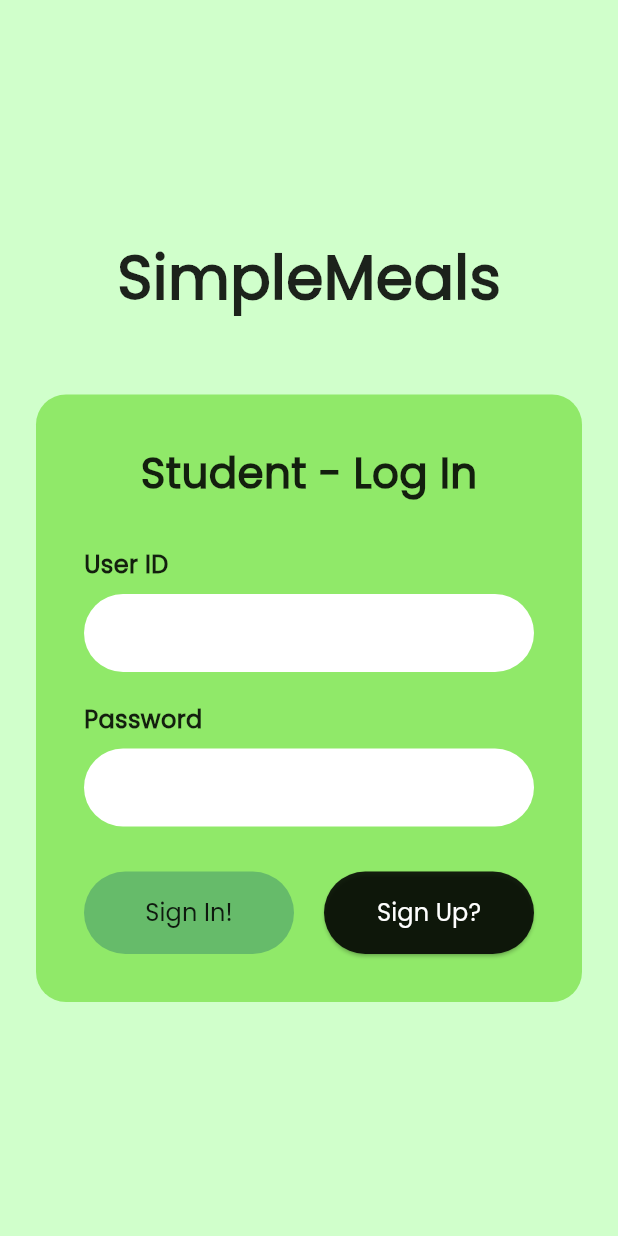
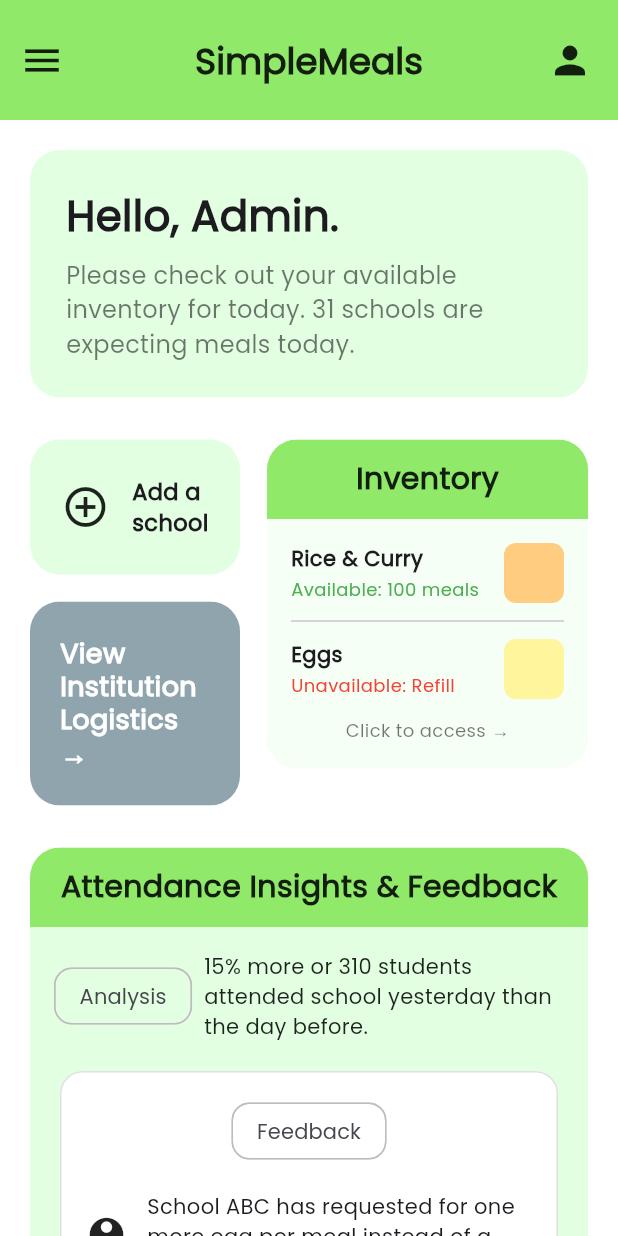
Before and after one commit to 4242x/simplemeals, a Flutter app: the screen it shows after launch, on a phone screen of 412 x 824 dp. Run offline on Flutter 3.47's test engine with Material 3 defaults, Android fonts, the phone set to English and light mode, and no system bars.

Commit message:
added Admin Dashboard

```diff
--- a/lib/main.dart
+++ b/lib/main.dart
@@ -1,4 +1,5 @@
 import 'package:flutter/material.dart';
+import 'package:simplemeals/screens/admin_dashboard.dart';
 import 'package:simplemeals/screens/login_screen.dart';
 
 void main() {
@@ -18,7 +19,7 @@
         fontFamily: 'Poppins',
         useMaterial3: true
       ),
-      home: const LoginScreen(),
+      home: const AdminDashboard(),
     );
   }
 }
--- /dev/null
+++ b/lib/screens/admin_dashboard.dart
@@ -0,0 +1,322 @@
+import 'package:flutter/material.dart';
+
+class AdminDashboard extends StatelessWidget {
+  const AdminDashboard({super.key});
+
+  @override
+  Widget build(BuildContext context) {
+    const newColor = Color.fromARGB(255, 226, 255, 226);
+
+    return Scaffold(
+      backgroundColor: const Color.fromARGB(255, 255, 255, 255),
+      appBar: AppBar(
+        backgroundColor: const Color(0xFF90E969),
+        elevation: 0,
+        toolbarHeight: 80,
+        leading: IconButton(
+          icon: const Icon(Icons.menu, color: Colors.black87, size: 30),
+          onPressed: () {},
+        ),
+        title: Center(
+          child: const Text(
+            'SimpleMeals',
+            style: TextStyle(
+              fontSize: 24,
+              fontWeight: FontWeight.bold,
+              color: Colors.black87,
+            ),
+          ),
+        ),
+        actions: [
+          IconButton(
+            icon: const Icon(Icons.person, color: Colors.black87, size: 30),
+            onPressed: () {},
+          ),
+          const SizedBox(width: 8),
+        ],
+      ),
+      body: ListView(
+        padding: const EdgeInsets.all(16.0),
+        children: [
+          _buildWelcomeCard(newColor),
+          const SizedBox(height: 20),
+          _buildTopSection(newColor),
+          const SizedBox(height: 20),
+          _buildInsightsAndFeedbackCard(),
+        ],
+      ),
+    );
+  }
+
+  Widget _buildWelcomeCard(Color cardColor) {
+    return Card(
+      color: cardColor,
+      elevation: 0,
+      shape: RoundedRectangleBorder(borderRadius: BorderRadius.circular(20)),
+      child: const Padding(
+        padding: EdgeInsets.all(24.0),
+        child: Column(
+          crossAxisAlignment: CrossAxisAlignment.start,
+          children: [
+            Text(
+              'Hello, Admin.',
+              style: TextStyle(fontSize: 28, fontWeight: FontWeight.bold),
+            ),
+            SizedBox(height: 8),
+            Text(
+              'Please check out your available inventory for today. 31 schools are expecting meals today.',
+              style: TextStyle(fontSize: 16, color: Colors.black54),
+            ),
+          ],
+        ),
+      ),
+    );
+  }
+
+  Widget _buildTopSection(Color cardColor) {
+    return Row(
+      crossAxisAlignment: CrossAxisAlignment.start,
+      children: [
+        Expanded(
+          flex: 2,
+          child: Column(
+            children: [
+              _buildAddSchoolCard(cardColor),
+              const SizedBox(height: 10),
+              _buildLogisticsCard(),
+            ],
+          ),
+        ),
+        const SizedBox(width: 10),
+        Expanded(
+          flex: 3,
+          child: _buildInventoryCard(),
+        ),
+      ],
+    );
+  }
+
+  Widget _buildAddSchoolCard(Color cardColor) {
+    return Card(
+      color: cardColor,
+      elevation: 0,
+      shape: RoundedRectangleBorder(borderRadius: BorderRadius.circular(20)),
+      child: const Padding(
+        padding: EdgeInsets.symmetric(horizontal: 16, vertical: 24),
+        child: Row(
+          mainAxisAlignment: MainAxisAlignment.center,
+          children: [
+            Icon(Icons.add_circle_outline, size: 32, color: Colors.black87),
+            SizedBox(width: 15),
+            Text('Add a\nschool',
+                style: TextStyle(fontSize: 15, fontWeight: FontWeight.bold)),
+          ],
+        ),
+      ),
+    );
+  }
+
+  Widget _buildLogisticsCard() {
+    return Card(
+      clipBehavior: Clip.antiAlias,
+      elevation: 0,
+      shape: RoundedRectangleBorder(borderRadius: BorderRadius.circular(20)),
+      child: Container(
+        color: Colors.blueGrey[300],
+        child: const Padding(
+          padding: EdgeInsets.symmetric(horizontal: 20, vertical: 24),
+          child: Column(
+            mainAxisAlignment: MainAxisAlignment.center,
+            crossAxisAlignment: CrossAxisAlignment.start,
+            children: [
+              Text(
+                'View\nInstitution\nLogistics →',
+                style: TextStyle(
+                  fontSize: 18,
+                  fontWeight: FontWeight.bold,
+                  color: Colors.white,
+                  height: 1.2,
+                ),
+              ),
+            ],
+          ),
+        ),
+      ),
+    );
+  }
+
+  Widget _buildInventoryCard() {
+    return Card(
+      clipBehavior: Clip.antiAlias,
+      elevation: 0,
+      shape: RoundedRectangleBorder(borderRadius: BorderRadius.circular(20)),
+      child: Column(
+        children: [
+          Container(
+            width: double.infinity,
+            color: const Color(0xFF90E969),
+            padding: const EdgeInsets.symmetric(vertical: 12),
+            child: const Center(
+              child: Text(
+                'Inventory',
+                style: TextStyle(
+                    fontSize: 20,
+                    fontWeight: FontWeight.bold,
+                    color: Colors.black87),
+              ),
+            ),
+          ),
+          Container(
+            color: const Color.fromARGB(255, 246, 255, 245),
+            padding: const EdgeInsets.all(16),
+            child: Column(
+              children: [
+                _inventoryItem('Rice & Curry', 'Available: 100 meals',
+                    Colors.green, Colors.orange[200]!),
+                const Divider(height: 24),
+                _inventoryItem('Eggs', 'Unavailable: Refill', Colors.red,
+                    Colors.yellow[200]!),
+                const SizedBox(height: 12),
+                const Center(
+                  child: Text('Click to access →',
+                      style: TextStyle(color: Colors.black54, fontSize: 12)),
+                ),
+              ],
+            ),
+          ),
+        ],
+      ),
+    );
+  }
+
+  Widget _inventoryItem(
+      String title, String subtitle, Color subtitleColor, Color imageColor) {
+    return Row(
+      children: [
+        Expanded(
+          child: Column(
+            crossAxisAlignment: CrossAxisAlignment.start,
+            children: [
+              Text(title,
+                  style: const TextStyle(
+                      fontWeight: FontWeight.bold, fontSize: 14)),
+              const SizedBox(height: 2),
+              Text(subtitle,
+                  style: TextStyle(color: subtitleColor, fontSize: 12)),
+            ],
+          ),
+        ),
+        Container(
+          width: 40,
+          height: 40,
+          decoration: BoxDecoration(
+            color: imageColor,
+            borderRadius: BorderRadius.circular(8),
+          ),
+        ),
+      ],
+    );
+  }
+
+  Widget _buildInsightsAndFeedbackCard() {
+    const cardBodyColor = Color.fromARGB(255, 226, 255, 226);
+
+    return Card(
+      clipBehavior: Clip.antiAlias,
+      elevation: 0,
+      shape: RoundedRectangleBorder(borderRadius: BorderRadius.circular(20)),
+      child: Column(
+        children: [
+          Container(
+            width: double.infinity,
+            color: const Color(0xFF90E969),
+            padding: const EdgeInsets.symmetric(vertical: 12),
+            child: const Center(
+              child: Text(
+                'Attendance Insights & Feedback',
+                style: TextStyle(
+                    fontSize: 20,
+                    fontWeight: FontWeight.bold,
+                    color: Colors.black87),
+              ),
+            ),
+          ),
+          Container(
+            color: cardBodyColor,
+            padding: const EdgeInsets.all(16.0),
+            child: Column(
+              crossAxisAlignment: CrossAxisAlignment.start,
+              children: [
+                Row(
+                  children: [
+                    Chip(
+                      label: const Text('Analysis'),
+                      backgroundColor: cardBodyColor,
+                      shape: RoundedRectangleBorder(
+                        borderRadius: BorderRadius.circular(12),
+                        side: BorderSide(color: Colors.grey[400]!),
+                      ),
+                    ),
+                    const SizedBox(width: 8),
+                    const Expanded(
+                      child: Text(
+                        '15% more or 310 students attended school yesterday than the day before.',
+                        style: TextStyle(color: Colors.black87),
+                      ),
+                    ),
+                  ],
+                ),
+                const SizedBox(height: 16),
+                Card(
+                  color: Colors.white,
+                  elevation: 0,
+                  shape: RoundedRectangleBorder(
+                      side: BorderSide(color: Colors.grey[300]!),
+                      borderRadius: BorderRadius.circular(15)),
+                  child: Padding(
+                    padding: const EdgeInsets.all(16.0),
+                    child: Column(
+                      children: [
+                        Center(
+                          child: Chip(
+                            label: const Text('Feedback'),
+                            backgroundColor: Colors.white,
+                            shape: RoundedRectangleBorder(
+                              side: BorderSide(color: Colors.grey[400]!),
+                              borderRadius: BorderRadius.circular(12),
+                            ),
+                          ),
+                        ),
+                        const SizedBox(height: 16),
+                        _feedbackItem(
+                            'School ABC has requested for one more egg per meal instead of a fruit.'),
+                        const Divider(height: 24),
+                        _feedbackItem(
+                            'School XYZ requires 44 more meals from next Tuesday.'),
+                      ],
+                    ),
+                  ),
+                ),
+                const SizedBox(height: 16),
+                const Center(
+                  child: Text('Click to view more →',
+                      style: TextStyle(color: Colors.black54)),
+                ),
+              ],
+            ),
+          ),
+        ],
+      ),
+    );
+  }
+
+  Widget _feedbackItem(String text) {
+    return Row(
+      children: [
+        const Icon(Icons.person_pin, size: 30),
+        const SizedBox(width: 12),
+        Expanded(child: Text(text)),
+      ],
+    );
+  }
+}
--- a/lib/screens/signup_screen.dart
+++ b/lib/screens/signup_screen.dart
@@ -1,5 +1,6 @@
 
 import 'package:flutter/material.dart';
+import 'package:simplemeals/screens/admin_dashboard.dart';
 import 'package:simplemeals/screens/login_screen.dart';
 
 class SignUpScreen extends StatelessWidget {
@@ -8,7 +9,7 @@ class SignUpScreen extends StatelessWidget {
   @override
   Widget build(BuildContext context) {
     return Scaffold(
-      backgroundColor: const Color.fromARGB(255, 208, 255, 203),
+      backgroundColor:const Color.fromARGB(255, 208, 255, 203),
       body: Center(
         child: LayoutBuilder(
           builder: (context, constraints) {
@@ -122,7 +123,12 @@ class SignUpScreen extends StatelessWidget {
             borderRadius: BorderRadius.circular(40.0),
           ),
         ),
-        onPressed: () {},
+        onPressed: () {
+                    Navigator.pushReplacement(
+            context,
+            MaterialPageRoute(builder: (context) => const AdminDashboard()),
+          );
+        },
         child: const Text('Sign Up!', style: TextStyle(fontSize: 16)),
       ),
     );
```
